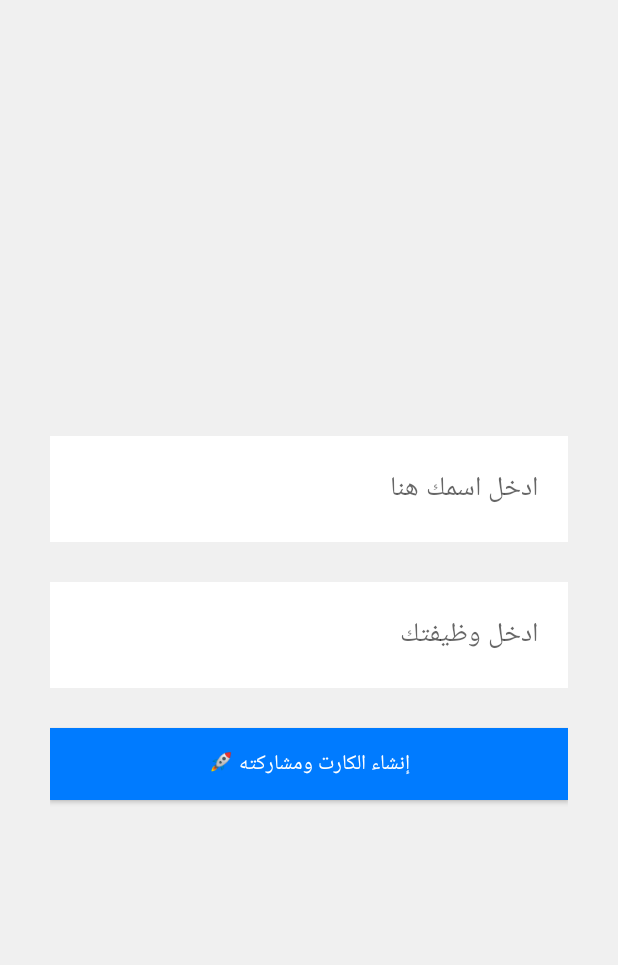
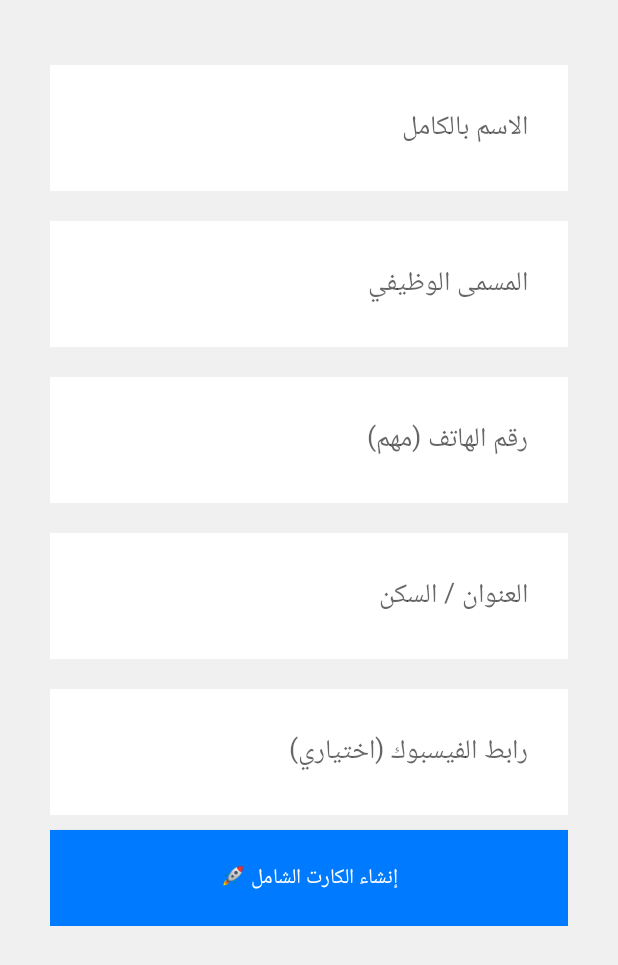
Before and after one commit to mhamed01023165311-del/Falcon.1, an Android app: the screen it shows after launch (MainActivity), on a phone screen of 412 x 824 dp. Shown: the top 965 px of the screen. Run offline under Robolectric (Android 15) with nearby library versions, the phone set to English and light mode, and no system bars.

Commit message:
Refactor input fields and update share button functionality
Refactored input fields creation into a helper function and added new input fields for phone, address, and Facebook link. Updated button text and modified URL construction to include new fields.

```diff
--- a/app/src/main/java/com/example/myapp/MainActivity.kt
+++ b/app/src/main/java/com/example/myapp/MainActivity.kt
@@ -8,76 +8,85 @@ import android.view.Gravity
 import android.widget.Button
 import android.widget.EditText
 import android.widget.LinearLayout
+import android.widget.ScrollView
 import android.widget.Toast
 import android.graphics.Color
 
 class MainActivity : Activity() {
 
-    // رابط موقعك اللي عملناه (غيرت اسم المستخدم حسب الرابط اللي انت بعتهولي)
+    // رابط موقعك (تأكد إنه هو ده الرابط الصحيح بتاعك)
     val myWebsiteUrl = "https://mhamed01023165311-del.github.io/Falcon.1/"
 
     override fun onCreate(savedInstanceState: Bundle?) {
         super.onCreate(savedInstanceState)
 
-        // 1. تصميم الشاشة (Layout)
+        // عملنا ScrollView عشان لو البيانات كترت الشاشة تنزل لتحت
+        val scrollView = ScrollView(this)
+
         val layout = LinearLayout(this)
         layout.orientation = LinearLayout.VERTICAL
         layout.gravity = Gravity.CENTER
         layout.setPadding(50, 50, 50, 50)
         layout.setBackgroundColor(Color.parseColor("#F0F0F0"))
 
-        // 2. خانة إدخال الاسم
-        val nameInput = EditText(this)
-        nameInput.hint = "ادخل اسمك هنا"
-        nameInput.setBackgroundColor(Color.WHITE)
-        nameInput.setPadding(30, 30, 30, 30)
+        // دالة مساعدة لإنشاء الخانات بسرعة
+        fun createInput(hint: String): EditText {
+            val input = EditText(this)
+            input.hint = hint
+            input.setBackgroundColor(Color.WHITE)
+            input.setPadding(40, 40, 40, 40)
+            val params = LinearLayout.LayoutParams(
+                LinearLayout.LayoutParams.MATCH_PARENT,
+                LinearLayout.LayoutParams.WRAP_CONTENT
+            )
+            params.setMargins(0, 15, 0, 15)
+            input.layoutParams = params
+            return input
+        }
 
-        // 3. خانة إدخال الوظيفة
-        val jobInput = EditText(this)
-        jobInput.hint = "ادخل وظيفتك"
-        jobInput.setBackgroundColor(Color.WHITE)
-        jobInput.setPadding(30, 30, 30, 30)
+        // 1. إنشاء الخانات
+        val nameInput = createInput("الاسم بالكامل")
+        val jobInput = createInput("المسمى الوظيفي")
+        val phoneInput = createInput("رقم الهاتف (مهم)")
+        val addressInput = createInput("العنوان / السكن")
+        val facebookInput = createInput("رابط الفيسبوك (اختياري)")
 
-        // مسافات بين العناصر
-        val params = LinearLayout.LayoutParams(
-            LinearLayout.LayoutParams.MATCH_PARENT,
-            LinearLayout.LayoutParams.WRAP_CONTENT
-        )
-        params.setMargins(0, 20, 0, 20)
-        nameInput.layoutParams = params
-        jobInput.layoutParams = params
-
-        // 4. زر المشاركة
+        // 2. زر المشاركة
         val shareBtn = Button(this)
-        shareBtn.text = "إنشاء الكارت ومشاركته 🚀"
+        shareBtn.text = "إنشاء الكارت الشامل 🚀"
         shareBtn.setBackgroundColor(Color.parseColor("#007bff"))
         shareBtn.setTextColor(Color.WHITE)
-        shareBtn.layoutParams = params
+        shareBtn.setPadding(30, 30, 30, 30)
 
-        // 5. ماذا يحدث عند الضغط؟
+        // 3. عند الضغط
         shareBtn.setOnClickListener {
             val name = nameInput.text.toString()
             val job = jobInput.text.toString()
+            val phone = phoneInput.text.toString()
+            val address = addressInput.text.toString()
+            val facebook = facebookInput.text.toString()
 
-            if (name.isNotEmpty() && job.isNotEmpty()) {
-                // تكوين الرابط الذكي
-                val finalUrl = "$myWebsiteUrl?name=$name&job=$job"
+            if (name.isNotEmpty()) {
+                // تجميع كل البيانات في الرابط
+                // لاحظ علامة & بنستخدمها عشان نفصل بين كل معلومة والتانية
+                val finalUrl = "$myWebsiteUrl?name=$name&job=$job&phone=$phone&address=$address&fb=$facebook"
 
-                // فتح الرابط في المتصفح (أو إرساله لشخص)
                 val browserIntent = Intent(Intent.ACTION_VIEW, Uri.parse(finalUrl))
                 startActivity(browserIntent)
-
-                Toast.makeText(this, "جاري فتح الكارت...", Toast.LENGTH_SHORT).show()
             } else {
-                Toast.makeText(this, "من فضلك اكتب البيانات الأول", Toast.LENGTH_SHORT).show()
+                Toast.makeText(this, "اكتب اسمك على الأقل", Toast.LENGTH_SHORT).show()
             }
         }
 
         // إضافة العناصر للشاشة
         layout.addView(nameInput)
         layout.addView(jobInput)
+        layout.addView(phoneInput)
+        layout.addView(addressInput)
+        layout.addView(facebookInput)
         layout.addView(shareBtn)
 
-        setContentView(layout)
+        scrollView.addView(layout)
+        setContentView(scrollView)
     }
 }
```
